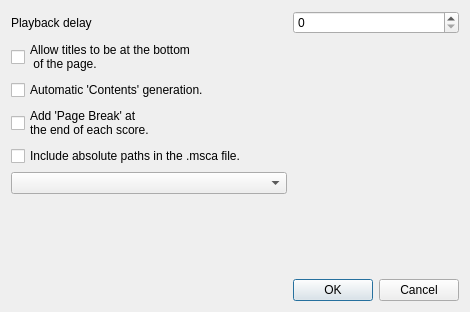
Qt form mscore/albummanagerdialog.ui (SKefalidis/MuseScore) before a commit.
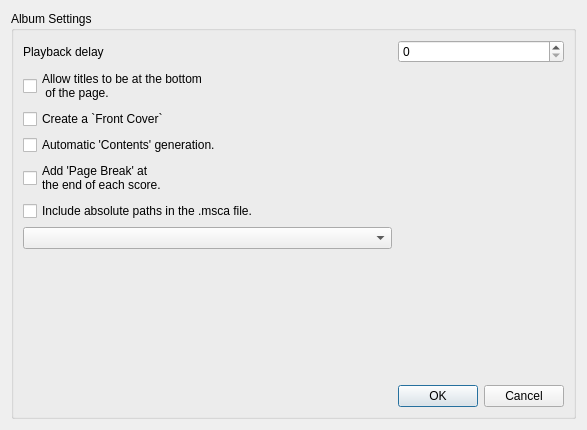
The same form after that commit.

```diff
--- a/mscore/albummanagerdialog.ui
+++ b/mscore/albummanagerdialog.ui
@@ -6,8 +6,8 @@
    <rect>
     <x>0</x>
     <y>0</y>
-    <width>470</width>
-    <height>312</height>
+    <width>587</width>
+    <height>430</height>
    </rect>
   </property>
   <property name="windowTitle">
@@ -15,14 +15,13 @@
   </property>
   <layout class="QVBoxLayout" name="verticalLayout">
    <item>
+    <widget class="QGroupBox" name="groupBox">
+     <property name="title">
+      <string>Album Settings</string>
+     </property>
+     <layout class="QGridLayout" name="gridLayout_2">
+      <item row="0" column="0">
     <layout class="QGridLayout" name="gridLayout">
-     <item row="3" column="0">
-      <widget class="QCheckBox" name="checkContentsGeneration">
-       <property name="text">
-        <string>Automatic 'Contents' generation.</string>
-       </property>
-      </widget>
-     </item>
      <item row="1" column="0">
       <widget class="QLabel" name="label">
        <property name="text">
@@ -30,25 +29,19 @@
        </property>
       </widget>
      </item>
-     <item row="10" column="1">
-      <widget class="QDialogButtonBox" name="buttonBox">
-       <property name="sizePolicy">
-        <sizepolicy hsizetype="Maximum" vsizetype="Fixed">
-         <horstretch>0</horstretch>
-         <verstretch>0</verstretch>
-        </sizepolicy>
-       </property>
-       <property name="orientation">
-        <enum>Qt::Horizontal</enum>
-       </property>
-       <property name="standardButtons">
-        <set>QDialogButtonBox::Cancel|QDialogButtonBox::Ok</set>
-       </property>
-      </widget>
-     </item>
-     <item row="6" column="0">
+        <item row="7" column="0">
       <widget class="QComboBox" name="albumViewModeCombo"/>
      </item>
+        <item row="6" column="0">
+         <widget class="QCheckBox" name="checkAbsolutePathsEnabled">
+          <property name="toolTip">
+           <string>&lt;html&gt;&lt;head/&gt;&lt;body&gt;&lt;p&gt;Allows you to move your .msca file without moving your score files but includes personal information in the .msca file.&lt;/p&gt;&lt;/body&gt;&lt;/html&gt;</string>
+          </property>
+          <property name="text">
+           <string>Include absolute paths in the .msca file.</string>
+          </property>
+         </widget>
+        </item>
      <item row="1" column="1">
       <widget class="QSpinBox" name="playbackDelayBox">
        <property name="maximum">
@@ -56,7 +49,28 @@
        </property>
       </widget>
      </item>
-     <item row="7" column="0">
+        <item row="4" column="0">
+         <widget class="QCheckBox" name="checkContentsGeneration">
+          <property name="text">
+           <string>Automatic 'Contents' generation.</string>
+          </property>
+         </widget>
+        </item>
+        <item row="2" column="0">
+         <widget class="QCheckBox" name="checkTitleLayout">
+          <property name="sizePolicy">
+           <sizepolicy hsizetype="Preferred" vsizetype="Fixed">
+            <horstretch>0</horstretch>
+            <verstretch>0</verstretch>
+           </sizepolicy>
+          </property>
+          <property name="text">
+           <string>Allow titles to be at the bottom
+ of the page.</string>
+          </property>
+         </widget>
+        </item>
+        <item row="8" column="0">
       <spacer name="verticalSpacer">
        <property name="orientation">
         <enum>Qt::Vertical</enum>
@@ -69,7 +83,23 @@
        </property>
       </spacer>
      </item>
-     <item row="4" column="0">
+        <item row="11" column="1">
+         <widget class="QDialogButtonBox" name="buttonBox">
+          <property name="sizePolicy">
+           <sizepolicy hsizetype="Maximum" vsizetype="Fixed">
+            <horstretch>0</horstretch>
+            <verstretch>0</verstretch>
+           </sizepolicy>
+          </property>
+          <property name="orientation">
+           <enum>Qt::Horizontal</enum>
+          </property>
+          <property name="standardButtons">
+           <set>QDialogButtonBox::Cancel|QDialogButtonBox::Ok</set>
+          </property>
+         </widget>
+        </item>
+        <item row="5" column="0">
       <widget class="QCheckBox" name="checkAddPageBreak">
        <property name="text">
         <string>Add 'Page Break' at 
@@ -77,31 +107,17 @@
        </property>
       </widget>
      </item>
-     <item row="2" column="0">
-      <widget class="QCheckBox" name="checkTitleLayout">
-       <property name="sizePolicy">
-        <sizepolicy hsizetype="Preferred" vsizetype="Fixed">
-         <horstretch>0</horstretch>
-         <verstretch>0</verstretch>
-        </sizepolicy>
-       </property>
+        <item row="3" column="0">
+         <widget class="QCheckBox" name="checkCreateFrontCover">
        <property name="text">
-        <string>Allow titles to be at the bottom
- of the page.</string>
+           <string>Create a `Front Cover`</string>
        </property>
       </widget>
      </item>
-     <item row="5" column="0">
-      <widget class="QCheckBox" name="checkAbsolutePathsEnabled">
-       <property name="toolTip">
-        <string>&lt;html&gt;&lt;head/&gt;&lt;body&gt;&lt;p&gt;Allows you to move your .msca file without moving your score files but includes personal information in the .msca file.&lt;/p&gt;&lt;/body&gt;&lt;/html&gt;</string>
-       </property>
-       <property name="text">
-        <string>Include absolute paths in the .msca file.</string>
-       </property>
-      </widget>
-     </item>
-    </layout>
+       </layout>
+      </item>
+     </layout>
+    </widget>
    </item>
   </layout>
  </widget>
```
Lines whose indentation alone changed are shown as unchanged.
